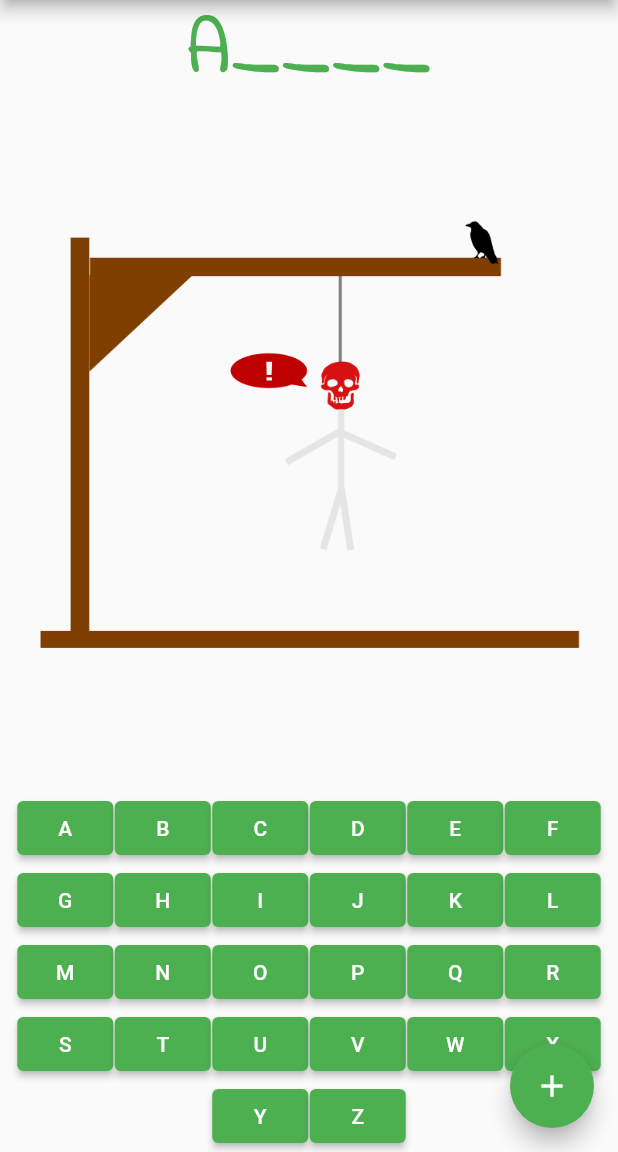
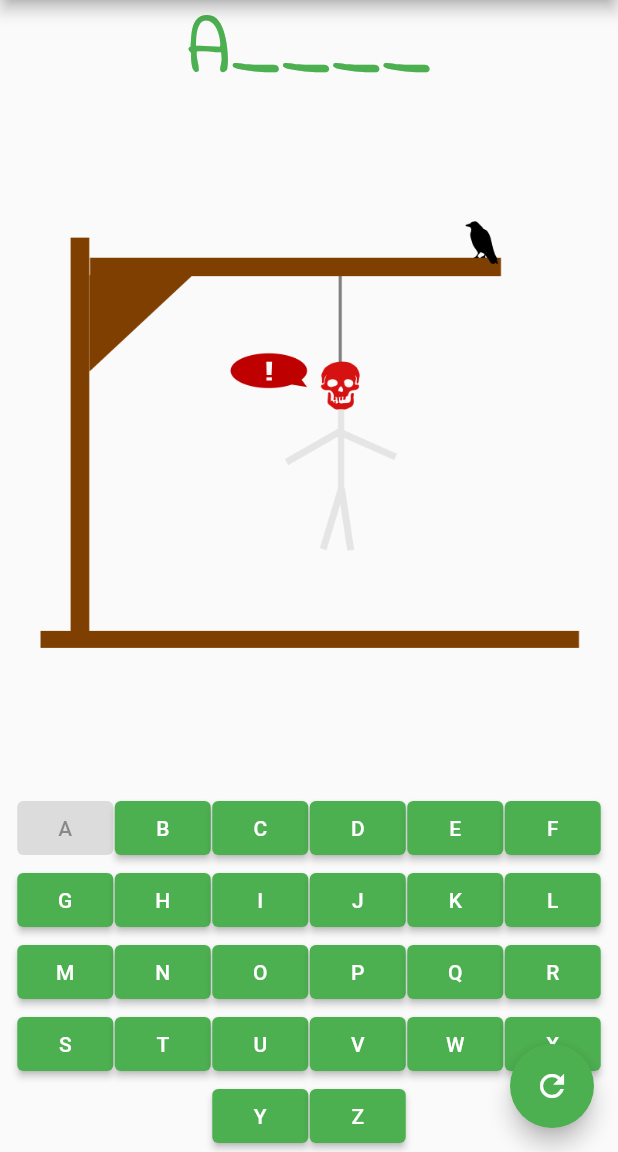
Before and after one commit to amwebexpert/hangman-UI-flutter, a Flutter app: the screen it shows after launch, after a tap on an icon or button, on a phone screen of 412 x 824 dp, the part 84-1236 px from its top. Run offline on Flutter 3.47's test engine with Material 2 defaults, Android fonts, the light colour scheme and no system bars.

Commit message:
Added reset button

```diff
--- a/lib/letters-widget.dart
+++ b/lib/letters-widget.dart
@@ -1,13 +1,15 @@
 import 'package:flutter/material.dart';
+
+import 'model/word_to_guess.dart';
 
 class LettersWidget extends StatelessWidget {
   static final ALL_LETTERS_AS_STRING = 'ABCDEFGHIJKLMNOPQRSTUVWXYZ';
   static final List<String> letters = ALL_LETTERS_AS_STRING.split('');
+
   final void Function(String c) onLetterPressed;
+  final WordToGuess wordToGuess;
 
-  LettersWidget({this.onLetterPressed}) {
-    print('constructor of LettersWidget');
-  }
+  LettersWidget({this.wordToGuess, this.onLetterPressed}) {}
 
   @override
   Widget build(BuildContext context) {
@@ -16,13 +18,12 @@ class LettersWidget extends StatelessWidget {
       alignment: WrapAlignment.center,
       spacing: 1,
       children: letters
-          .map(
-            (c) => ElevatedButton(
+          .map((c) => ElevatedButton(
+                onPressed: wordToGuess.charsTried.contains(c)
+                    ? null
+                    : () => onLetterPressed(c),
                 child: Text(c),
-                onPressed: () {
-                  onLetterPressed(c);
-                }),
-          )
+              ))
           .toList(),
     );
   }
--- a/lib/main.dart
+++ b/lib/main.dart
@@ -30,6 +30,12 @@ class HomePage extends StatefulWidget {
 class _HomePageState extends State<HomePage> {
   WordToGuess wordToGuess = WordToGuess(word: 'AMOUR');
 
+  void reset() {
+    setState(() {
+      wordToGuess = WordToGuess(word: 'AMOUR');
+    });
+  }
+
   void tryLetter(String c) {
     setState(() {
       wordToGuess.tryChar(c: c);
@@ -59,17 +65,14 @@ class _HomePageState extends State<HomePage> {
                 fontFamily: 'IndieFlower',
               ),
             ),
-            Expanded(child: Image.asset(
-                'assets/images/hangman-10.png')),
-            LettersWidget(onLetterPressed: tryLetter),
+            Expanded(child: Image.asset('assets/images/hangman-10.png')),
+            LettersWidget(wordToGuess: wordToGuess, onLetterPressed: tryLetter),
           ],
         ),
       ),
       floatingActionButton: FloatingActionButton(
-        onPressed: () {
-          tryLetter('O');
-        },
-        child: Icon(Icons.add),
+        onPressed: () => reset(),
+        child: Icon(Icons.refresh),
       ), // This trailing comma makes auto-formatting nicer for build methods.
     );
   }
--- a/lib/model/word_to_guess.dart
+++ b/lib/model/word_to_guess.dart
@@ -1,7 +1,10 @@
 class WordToGuess {
-  String word;
+  static final String STATE_NAME = 'hangman';
+  final String word;
+
   List<String> chars;
   List<String> charsTried = [];
+  int badTrialCount = 0;
 
   WordToGuess({this.word}) {
     this.chars = this.word.split('');
@@ -12,7 +15,16 @@ class WordToGuess {
       charsTried.add(c);
     }
 
-    return chars.contains(c);
+    bool ok = chars.contains(c);
+    if (!ok) {
+      badTrialCount++;
+    }
+  }
+
+  String currentStateImage() {
+    int stateNumber = badTrialCount + 1;
+    String stateNumberPadded = "$stateNumber".padLeft(2, '0');
+    return "$STATE_NAME-$stateNumberPadded";
   }
 
   String wordGame() {
```
